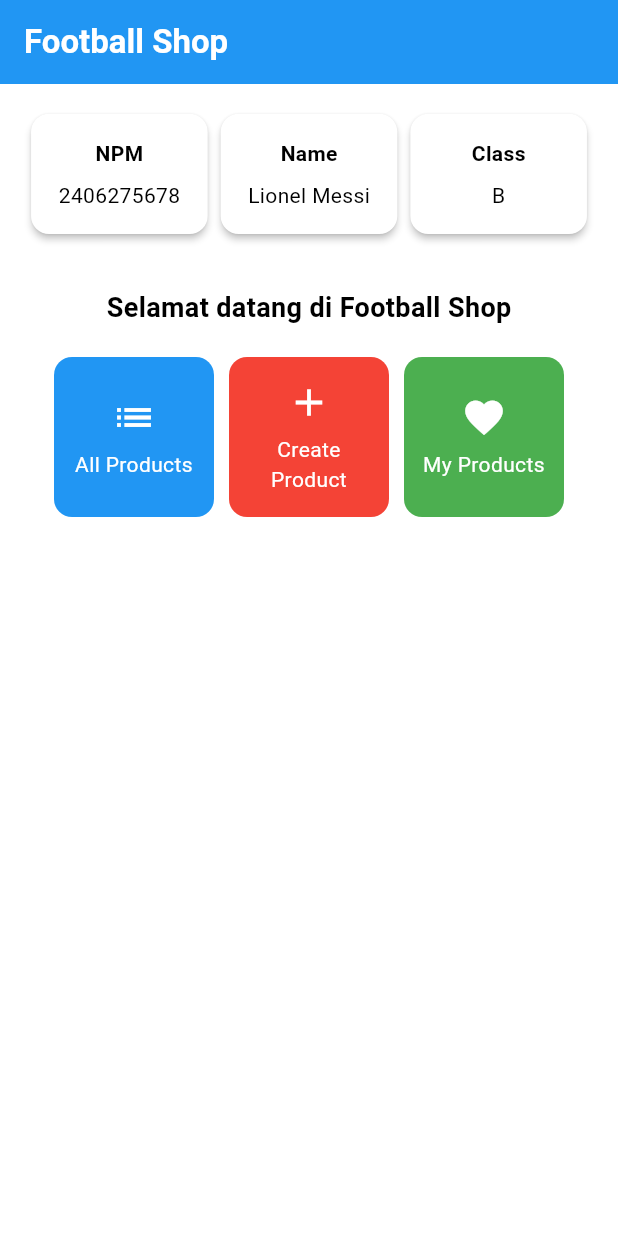
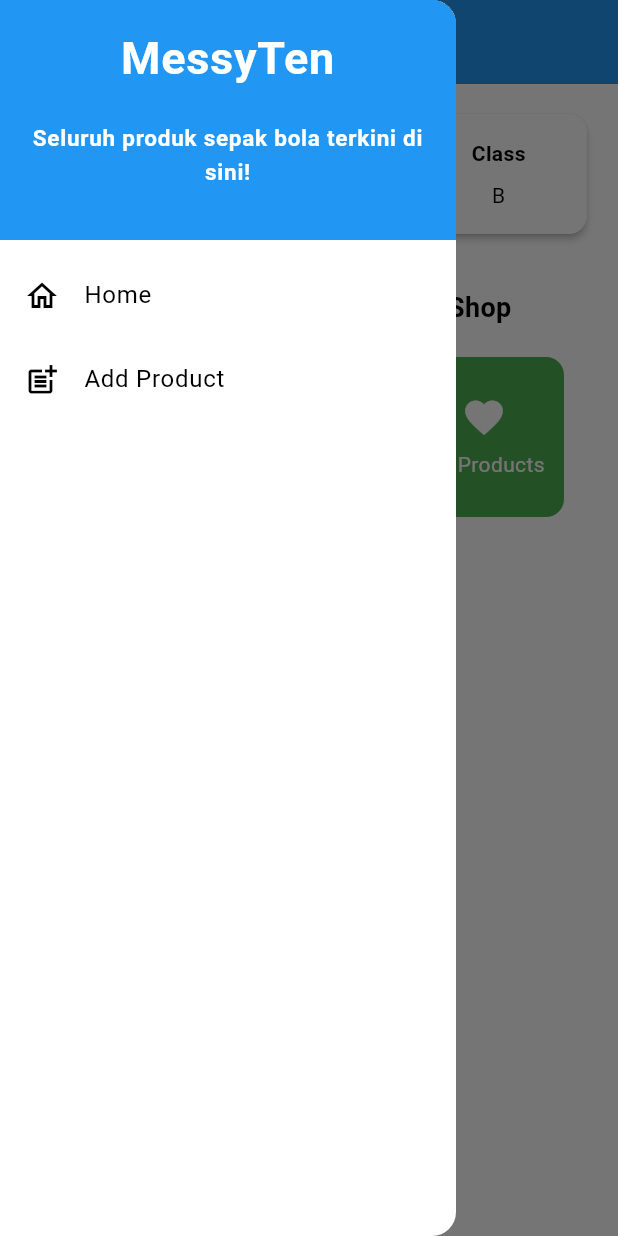
Before and after one commit to keseter/messy_tenmobile, a Flutter app: the screen it shows after launch, with the side drawer open (before the commit the screen has no drawer), on a phone screen of 412 x 824 dp. Run offline on Flutter 3.47's test engine with Material 3 defaults, Android fonts, the phone set to English and light mode, and no system bars.

Commit message:
Tugas 8 Selesai

```diff
--- a/lib/main.dart
+++ b/lib/main.dart
@@ -1,5 +1,5 @@
 import 'package:flutter/material.dart';
-import 'package:messytenmobile/menu.dart';
+import 'package:messytenmobile/screens/menu.dart';
 
 void main() {
   runApp(const MyApp());
--- a/lib/menu.dart
+++ b/lib/screens/menu.dart
@@ -1,4 +1,6 @@
 import 'package:flutter/material.dart';
+import 'package:messytenmobile/widgets/left_drawer.dart';
+import 'package:messytenmobile/widgets/product_card.dart';
 
 class MyHomePage extends StatelessWidget {
   const MyHomePage({super.key});
@@ -24,6 +26,7 @@
         // Warna latar belakang AppBar diambil dari skema warna tema aplikasi.
         backgroundColor: Theme.of(context).colorScheme.primary,
       ),
+      drawer: LeftDrawer(),
       // Body halaman dengan padding di sekelilingnya.
       body: Padding(
         padding: const EdgeInsets.all(16.0),
@@ -121,74 +124,4 @@
   }
 }
 
-// custom
-class ItemHomepage {
-  final String name;
-  final IconData icon;
-  final Color color;
-
-  ItemHomepage(this.name, this.icon, this.color);
-}
-
-final List<ItemHomepage> items = [
-  ItemHomepage("All Products", Icons.list, Colors.blue),
-  ItemHomepage("Create Product", Icons.add, Colors.red),
-  ItemHomepage("My Products", Icons.favorite, Colors.green),
-];
-
 // custom item card widget
-class ItemCard extends StatelessWidget {
-  // Menampilkan kartu dengan ikon dan nama.
-
-  // item card attribute
-  final ItemHomepage item;
-
-  const ItemCard(this.item, {super.key});
-
-  // the custom widget
-  @override
-  Widget build(BuildContext context) {
-    return Material(
-      // Menentukan warna latar belakang dari tema aplikasi.
-      //color: Theme.of(context).colorScheme.secondary,
-
-      color: item.color,
-      // Membuat sudut kartu melengkung.
-      borderRadius: BorderRadius.circular(12),
-
-      child: InkWell(
-        // Aksi ketika kartu ditekan.
-        onTap: () {
-          // Menampilkan pesan SnackBar saat kartu ditekan.
-          ScaffoldMessenger.of(context)
-            ..hideCurrentSnackBar()
-            ..showSnackBar(SnackBar(
-                content: Text("Kamu telah menekan tombol ${item.name}!")));
-        },
-        // Container untuk menyimpan Icon dan Text
-        child: Container(
-          padding: const EdgeInsets.all(8),
-          child: Center(
-            child: Column(
-              // Menyusun ikon dan teks di tengah kartu.
-              mainAxisAlignment: MainAxisAlignment.center,
-              children: [
-                Icon(
-                  item.icon,
-                  color: Colors.white,
-                  size: 30.0,
-                ),
-                const Padding(padding: EdgeInsets.all(3)),
-                Text(
-                  item.name,
-                  textAlign: TextAlign.center,
-                  style: const TextStyle(color: Colors.white),
-                ),
-              ],
-            ),
-          ),
-        ),
-      ),
-    );
-  }
-}
--- /dev/null
+++ b/lib/widgets/left_drawer.dart
@@ -0,0 +1,74 @@
+import 'package:flutter/material.dart';
+import 'package:messytenmobile/screens/menu.dart';
+import 'package:messytenmobile/screens/productlist_form.dart';
+
+class LeftDrawer extends StatelessWidget {
+  const LeftDrawer({super.key});
+
+  @override
+  Widget build(BuildContext context) {
+    return Drawer(
+      child: ListView(
+        children: [
+          const DrawerHeader(
+            decoration: BoxDecoration(
+              color: Colors.blue,
+            ),
+            child: Column(
+              children: [
+                Text(
+                  'MessyTen',
+                  textAlign: TextAlign.center,
+                  style: TextStyle(
+                    fontSize: 30,
+                    fontWeight: FontWeight.bold,
+                    color: Colors.white,
+                  ),
+                ),
+                Padding(padding: EdgeInsets.all(10)),
+                Center(
+                  child: Text(
+                    "Seluruh produk sepak bola terkini di sini!",
+                    textAlign: TextAlign.center,
+                    style: TextStyle(
+                        color: Colors.white,
+                        fontSize: 15,
+                        fontWeight: FontWeight.bold),
+                  ),
+                ),
+              ],
+            ),
+          ),
+          ListTile(
+            leading: const Icon(Icons.home_outlined),
+            title: const Text('Home'),
+            // Bagian redirection ke MyHomePage
+            onTap: () {
+              Navigator.pushReplacement(
+                  context,
+                  MaterialPageRoute(
+                    builder: (context) => MyHomePage(),
+                  ));
+            },
+          ),
+          ListTile(
+            leading: const Icon(Icons.post_add),
+            title: const Text('Add Product'),
+            // Bagian redirection ke NewsFormPage
+            onTap: () {
+              /*
+              TODO: Buatlah routing ke NewsFormPage di sini,
+              setelah halaman NewsFormPage sudah dibuat.
+              */
+              Navigator.pushReplacement(
+                  context,
+                  MaterialPageRoute(
+                    builder: (context) => ProductFormPage(),
+                  ));
+            },
+          ),
+        ],
+      ),
+    );
+  }
+}
--- /dev/null
+++ b/lib/widgets/product_card.dart
@@ -0,0 +1,80 @@
+import 'package:flutter/material.dart';
+import 'package:messytenmobile/screens/productlist_form.dart';
+
+class ItemCard extends StatelessWidget {
+  // Menampilkan kartu dengan ikon dan nama.
+
+  // item card attribute
+  final ItemHomepage item;
+
+  const ItemCard(this.item, {super.key});
+
+  // the custom widget
+  @override
+  Widget build(BuildContext context) {
+    return Material(
+      // Menentukan warna latar belakang dari tema aplikasi.
+      //color: Theme.of(context).colorScheme.secondary,
+
+      color: item.color,
+      // Membuat sudut kartu melengkung.
+      borderRadius: BorderRadius.circular(12),
+
+      child: InkWell(
+        // Aksi ketika kartu ditekan.
+        onTap: () {
+          // Menampilkan pesan SnackBar saat kartu ditekan.
+          ScaffoldMessenger.of(context)
+            ..hideCurrentSnackBar()
+            ..showSnackBar(SnackBar(
+                content: Text("Kamu telah menekan tombol ${item.name}!")));
+
+          if (item.name == "Create Product") {
+            Navigator.push(
+                context,
+                MaterialPageRoute(
+                    builder: (context) => const ProductFormPage()));
+          }
+        },
+        // Container untuk menyimpan Icon dan Text
+        child: Container(
+          padding: const EdgeInsets.all(8),
+          child: Center(
+            child: Column(
+              // Menyusun ikon dan teks di tengah kartu.
+              mainAxisAlignment: MainAxisAlignment.center,
+              children: [
+                Icon(
+                  item.icon,
+                  color: Colors.white,
+                  size: 30.0,
+                ),
+                const Padding(padding: EdgeInsets.all(3)),
+                Text(
+                  item.name,
+                  textAlign: TextAlign.center,
+                  style: const TextStyle(color: Colors.white),
+                ),
+              ],
+            ),
+          ),
+        ),
+      ),
+    );
+  }
+}
+
+// custom
+class ItemHomepage {
+  final String name;
+  final IconData icon;
+  final Color color;
+
+  ItemHomepage(this.name, this.icon, this.color);
+}
+
+final List<ItemHomepage> items = [
+  ItemHomepage("All Products", Icons.list, Colors.blue),
+  ItemHomepage("Create Product", Icons.add, Colors.red),
+  ItemHomepage("My Products", Icons.favorite, Colors.green),
+];
```
Also changed, not shown: lib/screens/productlist_form.dart (added, +275 -0 lines), 1 other file.
